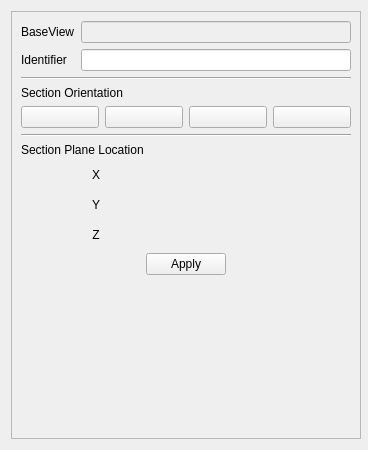
Above: src/Mod/TechDraw/Gui/TaskSectionView.ui from berndhahnebach/All_FreeCAD before the change. Below: the same form after it.
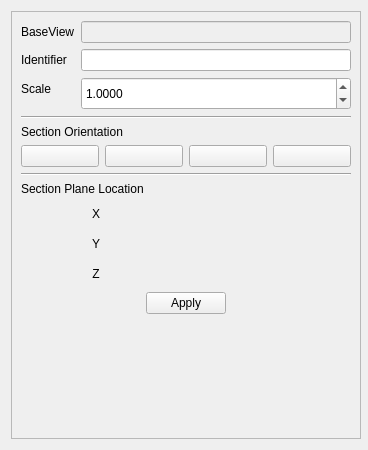
That is the form after the change. Icons and pictures are not drawn. Custom widgets are drawn as their Qt base class.

Commit message: [TD]Add Scale to Section gui

Diff of the .ui file:
```diff
--- a/src/Mod/TechDraw/Gui/TaskSectionView.ui
+++ b/src/Mod/TechDraw/Gui/TaskSectionView.ui
@@ -80,6 +80,47 @@
           </property>
          </widget>
         </item>
+        <item row="4" column="0">
+         <widget class="QLabel" name="label">
+          <property name="text">
+           <string>Scale</string>
+          </property>
+         </widget>
+        </item>
+        <item row="4" column="1">
+         <widget class="QDoubleSpinBox" name="sbScale">
+          <property name="sizePolicy">
+           <sizepolicy hsizetype="MinimumExpanding" vsizetype="Fixed">
+            <horstretch>0</horstretch>
+            <verstretch>0</verstretch>
+           </sizepolicy>
+          </property>
+          <property name="minimumSize">
+           <size>
+            <width>249</width>
+            <height>33</height>
+           </size>
+          </property>
+          <property name="baseSize">
+           <size>
+            <width>249</width>
+            <height>33</height>
+           </size>
+          </property>
+          <property name="decimals">
+           <number>4</number>
+          </property>
+          <property name="minimum">
+           <double>0.000000000000000</double>
+          </property>
+          <property name="maximum">
+           <double>999.000000000000000</double>
+          </property>
+          <property name="value">
+           <double>1.000000000000000</double>
+          </property>
+         </widget>
+        </item>
        </layout>
       </item>
       <item>
```
Left out of the diff: 4 changed lines with no effect on the pictures. The commit also changes 2 other files.
